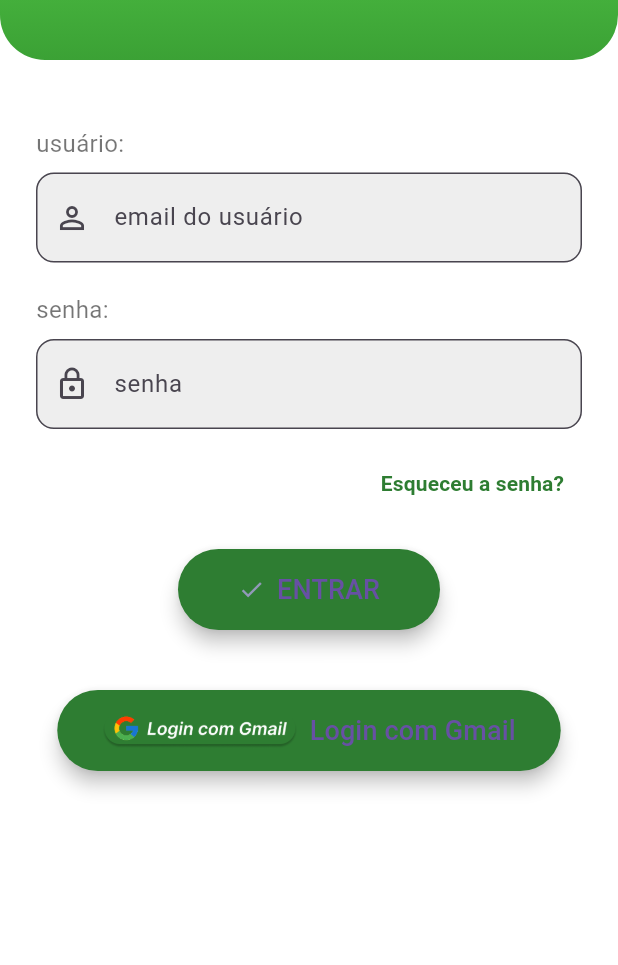
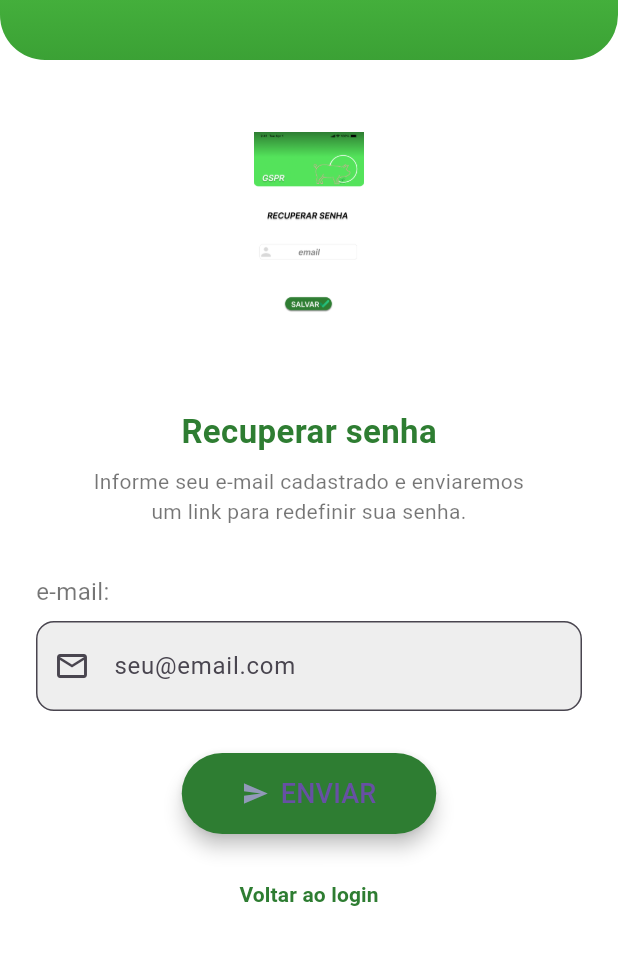
Before and after one commit to FelypeSR/suinocultura-app, a Flutter app: the LoginScreen widget shown alone on an empty page, opened directly, after a tap on "Esqueceu a senha?", on a phone screen of 412 x 824 dp, the part 180-1145 px from its top. Run offline on Flutter 3.47's test engine with Material 3 defaults, Android fonts, the phone set to English and light mode, and no system bars; our stand-ins replace cloud_firestore, firebase_auth, firebase_core, google_sign_in; accounts and stored records are empty.

Commit message:
feat: adiciona tela de recuperação de senha
Cria RecoverScreen com imagem, campo de e-mail e envio via Firebase Auth.
Conecta o botão "Esqueceu a senha?" da LoginScreen à nova tela.

Co-Authored-By: Claude Sonnet 4.6 <noreply@anthropic.com>

```diff
--- a/lib/LoginScreen.dart
+++ b/lib/LoginScreen.dart
@@ -4,6 +4,7 @@ import 'package:google_sign_in/google_sign_in.dart';
 import 'package:gspr/screen_base.dart';
 import 'assets/widgets/primary__button.dart';
 import 'HomeScreen.dart';
+import 'RecoverScreen.dart';
 
 // StatefulWidget porque precisamos controlar o estado de carregamento
 // enquanto o login com o Google está em andamento.
@@ -129,7 +130,11 @@ class _LoginScreenState extends State<LoginScreen> {
             Align(
               alignment: Alignment.centerRight,
               child: TextButton(
-                onPressed: () {},
+                onPressed: () {
+                  Navigator.of(context).push(
+                    MaterialPageRoute(builder: (_) => const RecoverScreen()),
+                  );
+                },
                 child: const Text(
                   'Esqueceu a senha?',
                   style: TextStyle(
--- /dev/null
+++ b/lib/RecoverScreen.dart
@@ -0,0 +1,197 @@
+import 'package:flutter/material.dart';
+import 'package:firebase_auth/firebase_auth.dart';
+import 'package:gspr/screen_base.dart';
+import 'assets/widgets/primary__button.dart';
+
+class RecoverScreen extends StatefulWidget {
+  const RecoverScreen({super.key});
+
+  @override
+  State<RecoverScreen> createState() => _RecoverScreenState();
+}
+
+class _RecoverScreenState extends State<RecoverScreen> {
+  final _emailController = TextEditingController();
+  bool _loading = false;
+  bool _emailSent = false;
+
+  @override
+  void dispose() {
+    _emailController.dispose();
+    super.dispose();
+  }
+
+  void _showDialog(String title, String message) {
+    showDialog(
+      context: context,
+      builder: (_) => AlertDialog(
+        title: Text(title),
+        content: Text(message),
+        actions: [
+          TextButton(
+            onPressed: () => Navigator.of(context).pop(),
+            child: const Text(
+              'OK',
+              style: TextStyle(color: Color(0xFF2E7D32)),
+            ),
+          ),
+        ],
+      ),
+    );
+  }
+
+  Future<void> _sendRecoveryEmail() async {
+    final email = _emailController.text.trim();
+
+    if (email.isEmpty) {
+      _showDialog('Campo obrigatório', 'Por favor, insira seu e-mail.');
+      return;
+    }
+
+    setState(() => _loading = true);
+
+    try {
+      await FirebaseAuth.instance.sendPasswordResetEmail(email: email);
+
+      if (!mounted) return;
+      setState(() {
+        _loading = false;
+        _emailSent = true;
+      });
+    } on FirebaseAuthException catch (e) {
+      if (!mounted) return;
+      setState(() => _loading = false);
+
+      if (e.code == 'user-not-found') {
+        _showDialog(
+          'E-mail não cadastrado',
+          'Não encontramos nenhuma conta com o e-mail informado. Verifique e tente novamente.',
+        );
+      } else {
+        _showDialog('Erro', 'Não foi possível enviar o e-mail. Tente novamente.');
+      }
+    }
+  }
+
+  @override
+  Widget build(BuildContext context) {
+    return BaseScreen(
+      title: 'GSPR',
+      child: SingleChildScrollView(
+        padding: const EdgeInsets.all(24.0),
+        child: Column(
+          crossAxisAlignment: CrossAxisAlignment.center,
+          children: [
+            const SizedBox(height: 24),
+
+            Image.asset(
+              'lib/assets/widgets/itens/recover.png',
+              height: 160,
+            ),
+
+            const SizedBox(height: 24),
+
+            const Text(
+              'Recuperar senha',
+              style: TextStyle(
+                fontSize: 22,
+                fontWeight: FontWeight.bold,
+                color: Color(0xFF2E7D32),
+              ),
+            ),
+
+            const SizedBox(height: 8),
+
+            const Text(
+              'Informe seu e-mail cadastrado e enviaremos\num link para redefinir sua senha.',
+              textAlign: TextAlign.center,
+              style: TextStyle(
+                fontSize: 14,
+                color: Colors.black54,
+              ),
+            ),
+
+            const SizedBox(height: 32),
+
+            if (_emailSent) ...[
+              Container(
+                padding: const EdgeInsets.all(16),
+                decoration: BoxDecoration(
+                  color: const Color(0xFFE8F5E9),
+                  borderRadius: BorderRadius.circular(12),
+                  border: Border.all(color: const Color(0xFF2E7D32)),
+                ),
+                child: const Row(
+                  children: [
+                    Icon(Icons.check_circle, color: Color(0xFF2E7D32)),
+                    SizedBox(width: 12),
+                    Expanded(
+                      child: Text(
+                        'E-mail enviado! Verifique sua caixa de entrada.',
+                        style: TextStyle(
+                          color: Color(0xFF2E7D32),
+                          fontWeight: FontWeight.w500,
+                        ),
+                      ),
+                    ),
+                  ],
+                ),
+              ),
+              const SizedBox(height: 32),
+            ] else ...[
+              Align(
+                alignment: Alignment.centerLeft,
+                child: const Text(
+                  'e-mail:',
+                  style: TextStyle(
+                    fontSize: 16,
+                    color: Colors.black54,
+                  ),
+                ),
+              ),
+              const SizedBox(height: 8),
+              TextField(
+                controller: _emailController,
+                keyboardType: TextInputType.emailAddress,
+                decoration: InputDecoration(
+                  hintText: 'seu@email.com',
+                  prefixIcon: const Icon(Icons.email_outlined),
+                  filled: true,
+                  fillColor: Colors.grey[200],
+                  contentPadding: const EdgeInsets.symmetric(vertical: 18),
+                  border: OutlineInputBorder(
+                    borderRadius: BorderRadius.circular(12),
+                  ),
+                ),
+              ),
+              const SizedBox(height: 28),
+              Center(
+                child: _loading
+                    ? const CircularProgressIndicator(
+                        color: Color(0xFF2E7D32),
+                      )
+                    : PrimaryButton(
+                        text: 'ENVIAR',
+                        icon: Icons.send,
+                        onPressed: _sendRecoveryEmail,
+                      ),
+              ),
+              const SizedBox(height: 16),
+            ],
+
+            TextButton(
+              onPressed: () => Navigator.of(context).pop(),
+              child: const Text(
+                'Voltar ao login',
+                style: TextStyle(
+                  color: Color(0xFF2E7D32),
+                  fontWeight: FontWeight.bold,
+                ),
+              ),
+            ),
+          ],
+        ),
+      ),
+    );
+  }
+}
--- a/pubspec.yaml
+++ b/pubspec.yaml
@@ -34,3 +34,4 @@ flutter:
   assets:
     - lib/assets/widgets/itens/logo.png
     - lib/assets/widgets/itens/google.png
+    - lib/assets/widgets/itens/recover.png
```
Also changed, not shown: lib/assets/widgets/itens/recover.png (added).
